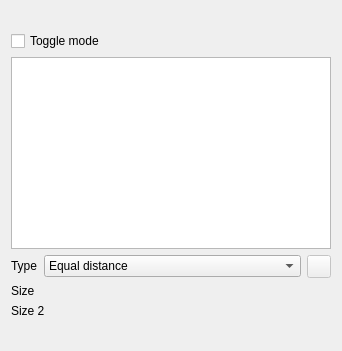
wavexx/FreeCAD, file src/Mod/PartDesign/Gui/TaskChamferParameters.ui: the form before one commit.
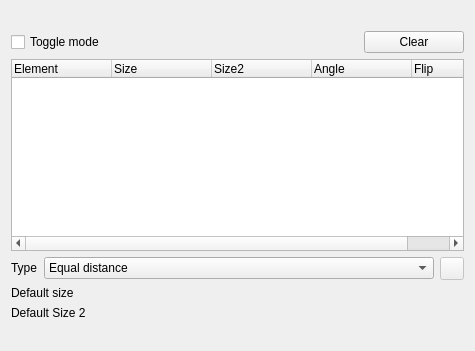
The form after the commit. The open tabs and pages were chosen to show the change. Icons and pictures are not drawn. Custom widgets are drawn as their Qt base class.

Commit message:
Part/PD: support per edge chamfer
Separate new property for per edge fillet and chamfer to source file
PropertyDressUp

```diff
--- a/src/Mod/PartDesign/Gui/TaskChamferParameters.ui
+++ b/src/Mod/PartDesign/Gui/TaskChamferParameters.ui
@@ -6,7 +6,7 @@
    <rect>
     <x>0</x>
     <y>0</y>
-    <width>342</width>
+    <width>475</width>
     <height>351</height>
    </rect>
   </property>
@@ -36,6 +36,22 @@
        </property>
       </widget>
      </item>
+     <item>
+      <widget class="QPushButton" name="btnClear">
+       <property name="maximumSize">
+        <size>
+         <width>100</width>
+         <height>16777215</height>
+        </size>
+       </property>
+       <property name="toolTip">
+        <string>Remove per edge chamfer configuration</string>
+       </property>
+       <property name="text">
+        <string>Clear</string>
+       </property>
+      </widget>
+     </item>
     </layout>
    </item>
    <item>
@@ -46,12 +62,29 @@
        <height>150</height>
       </size>
      </property>
-     <attribute name="headerVisible">
-      <bool>false</bool>
-     </attribute>
      <column>
       <property name="text">
-       <string notr="true">1</string>
+       <string notr="true">Element</string>
+      </property>
+     </column>
+     <column>
+      <property name="text">
+       <string>Size</string>
+      </property>
+     </column>
+     <column>
+      <property name="text">
+       <string>Size2</string>
+      </property>
+     </column>
+     <column>
+      <property name="text">
+       <string>Angle</string>
+      </property>
+     </column>
+     <column>
+      <property name="text">
+       <string>Flip</string>
       </property>
      </column>
     </widget>
@@ -115,7 +148,7 @@
      <item row="0" column="0">
       <widget class="QLabel" name="sizeLabel">
        <property name="text">
-        <string>Size</string>
+        <string>Default size</string>
        </property>
       </widget>
      </item>
@@ -154,7 +187,7 @@
        <item row="0" column="0">
         <widget class="QLabel" name="size2Label">
          <property name="text">
-          <string>Size 2</string>
+          <string>Default Size 2</string>
          </property>
         </widget>
        </item>
```
Left out of the diff: 2 changed lines with no effect on the pictures. The commit also changes 20 other files.
